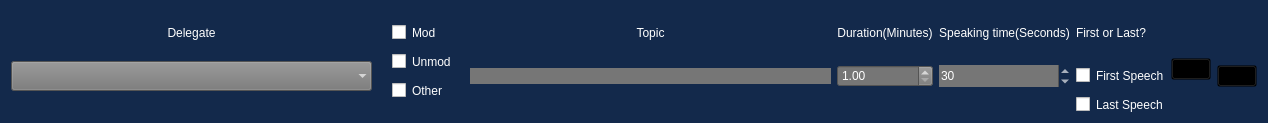
Above: motion_options.ui from mkirby528/Run-MUN before the change. Below: the same form after it.
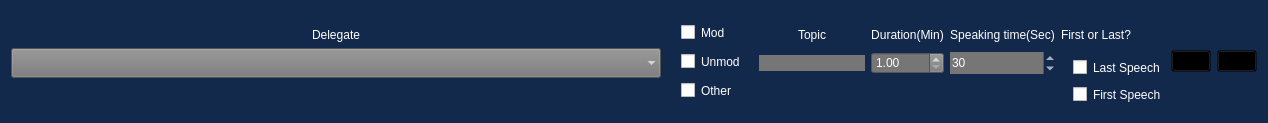
That is the form after the change. Icons and pictures are not drawn.

Commit message: changed export del data to bot of page and fixed check boxes on motions

Diff of the .ui file:
```diff
--- a/motion_options.ui
+++ b/motion_options.ui
@@ -76,7 +76,7 @@
 
 </string>
   </property>
-  <layout class="QGridLayout" name="gridLayout" columnstretch="4,0,4,0,0,0,0,0,0,0">
+  <layout class="QGridLayout" name="gridLayout" columnstretch="4,0,0,0,0,0,0,0,0,0">
    <item row="1" column="1" rowspan="5">
     <widget class="QGroupBox" name="groupBox">
      <property name="styleSheet">
@@ -156,7 +156,84 @@
      </layout>
     </widget>
    </item>
-   <item row="4" column="4">
+   <item row="2" column="3">
+    <widget class="QLabel" name="duration_label">
+     <property name="text">
+      <string>Duration(Min)</string>
+     </property>
+     <property name="alignment">
+      <set>Qt::AlignCenter</set>
+     </property>
+    </widget>
+   </item>
+   <item row="2" column="6">
+    <widget class="QLabel" name="first_or_last_label">
+     <property name="text">
+      <string>First or Last?</string>
+     </property>
+    </widget>
+   </item>
+   <item row="2" column="4">
+    <widget class="QLabel" name="speaking_time_label">
+     <property name="text">
+      <string>Speaking time(Sec)</string>
+     </property>
+     <property name="alignment">
+      <set>Qt::AlignCenter</set>
+     </property>
+    </widget>
+   </item>
+   <item row="2" column="0">
+    <widget class="QLabel" name="delegate_label">
+     <property name="text">
+      <string>Delegate</string>
+     </property>
+     <property name="alignment">
+      <set>Qt::AlignCenter</set>
+     </property>
+    </widget>
+   </item>
+   <item row="2" column="2">
+    <widget class="QLabel" name="topic_label">
+     <property name="text">
+      <string>Topic</string>
+     </property>
+     <property name="alignment">
+      <set>Qt::AlignCenter</set>
+     </property>
+    </widget>
+   </item>
+   <item row="1" column="8" rowspan="5">
+    <widget class="QPushButton" name="delete_motion_button">
+     <property name="styleSheet">
+      <string notr="true">background-color:transparent</string>
+     </property>
+     <property name="text">
+      <string/>
+     </property>
+     <property name="icon">
+      <iconset resource="res.qrc">
+       <normaloff>:/img/resources/delete_icon.png</normaloff>:/img/resources/delete_icon.png</iconset>
+     </property>
+     <property name="iconSize">
+      <size>
+       <width>50</width>
+       <height>50</height>
+      </size>
+     </property>
+    </widget>
+   </item>
+   <item row="3" column="2">
+    <widget class="QLineEdit" name="topic_line_edit">
+     <property name="frame">
+      <bool>false</bool>
+     </property>
+     <property name="alignment">
+      <set>Qt::AlignCenter</set>
+     </property>
+    </widget>
+   </item>
+   <item row="3" column="4">
     <widget class="QSpinBox" name="spinBox">
      <property name="frame">
       <bool>false</bool>
@@ -169,17 +246,14 @@
      </property>
     </widget>
    </item>
-   <item row="4" column="6">
-    <widget class="QCheckBox" name="first_check_box">
-     <property name="text">
-      <string>First Speech</string>
-     </property>
-     <property name="autoExclusive">
-      <bool>true</bool>
+   <item row="3" column="3">
+    <widget class="QDoubleSpinBox" name="doubleSpinBox">
+     <property name="minimum">
+      <double>1.000000000000000</double>
      </property>
     </widget>
    </item>
-   <item row="4" column="0">
+   <item row="3" column="0">
     <widget class="QComboBox" name="delegates_combo_box">
      <property name="sizePolicy">
       <sizepolicy hsizetype="Preferred" vsizetype="Expanding">
@@ -385,81 +459,49 @@
      </property>
     </widget>
    </item>
-   <item row="4" column="2">
-    <widget class="QLineEdit" name="topic_line_edit">
-     <property name="frame">
-      <bool>false</bool>
+   <item row="3" column="6" rowspan="3">
+    <widget class="QGroupBox" name="groupBox_2">
+     <property name="styleSheet">
+      <string notr="true">border: 0px solid #000;
+</string>
      </property>
-     <property name="alignment">
-      <set>Qt::AlignCenter</set>
+     <property name="title">
+      <string/>
      </property>
+     <layout class="QVBoxLayout" name="verticalLayout_2">
+      <property name="topMargin">
+       <number>0</number>
+      </property>
+      <property name="rightMargin">
+       <number>0</number>
+      </property>
+      <property name="bottomMargin">
+       <number>0</number>
+      </property>
+      <item>
+       <widget class="QCheckBox" name="last_check_box">
+        <property name="text">
+         <string>Last Speech</string>
+        </property>
+        <property name="autoExclusive">
+         <bool>true</bool>
+        </property>
+       </widget>
+      </item>
+      <item>
+       <widget class="QCheckBox" name="first_check_box">
+        <property name="text">
+         <string>First Speech</string>
+        </property>
+        <property name="autoExclusive">
+         <bool>true</bool>
+        </property>
+       </widget>
+      </item>
+     </layout>
     </widget>
    </item>
-   <item row="2" column="3">
-    <widget class="QLabel" name="duration_label">
-     <property name="text">
-      <string>Duration(Minutes)</string>
-     </property>
-     <property name="alignment">
-      <set>Qt::AlignCenter</set>
-     </property>
-    </widget>
-   </item>
-   <item row="2" column="6">
-    <widget class="QLabel" name="first_or_last_label">
-     <property name="text">
-      <string>First or Last?</string>
-     </property>
-    </widget>
-   </item>
-   <item row="5" column="6">
-    <widget class="QCheckBox" name="last_check_box">
-     <property name="text">
-      <string>Last Speech</string>
-     </property>
-     <property name="autoExclusive">
-      <bool>true</bool>
-     </property>
-    </widget>
-   </item>
-   <item row="2" column="4">
-    <widget class="QLabel" name="speaking_time_label">
-     <property name="text">
-      <string>Speaking time(Seconds)</string>
-     </property>
-     <property name="alignment">
-      <set>Qt::AlignCenter</set>
-     </property>
-    </widget>
-   </item>
-   <item row="2" column="0">
-    <widget class="QLabel" name="delegate_label">
-     <property name="text">
-      <string>Delegate</string>
-     </property>
-     <property name="alignment">
-      <set>Qt::AlignCenter</set>
-     </property>
-    </widget>
-   </item>
-   <item row="4" column="3">
-    <widget class="QDoubleSpinBox" name="doubleSpinBox">
-     <property name="minimum">
-      <double>1.000000000000000</double>
-     </property>
-    </widget>
-   </item>
-   <item row="2" column="2">
-    <widget class="QLabel" name="topic_label">
-     <property name="text">
-      <string>Topic</string>
-     </property>
-     <property name="alignment">
-      <set>Qt::AlignCenter</set>
-     </property>
-    </widget>
-   </item>
-   <item row="4" column="9">
+   <item row="2" column="9" rowspan="3">
     <widget class="QPushButton" name="start_motion_button">
      <property name="styleSheet">
       <string notr="true">background-color: transparent</string>
@@ -479,26 +521,6 @@
      </property>
     </widget>
    </item>
-   <item row="2" column="8" rowspan="4">
-    <widget class="QPushButton" name="delete_motion_button">
-     <property name="styleSheet">
-      <string notr="true">background-color:transparent</string>
-     </property>
-     <property name="text">
-      <string/>
-     </property>
-     <property name="icon">
-      <iconset resource="res.qrc">
-       <normaloff>:/img/resources/delete_icon.png</normaloff>:/img/resources/delete_icon.png</iconset>
-     </property>
-     <property name="iconSize">
-      <size>
-       <width>50</width>
-       <height>50</height>
-      </size>
-     </property>
-    </widget>
-   </item>
   </layout>
  </widget>
  <resources>
```
The commit also changes 2 other files.
